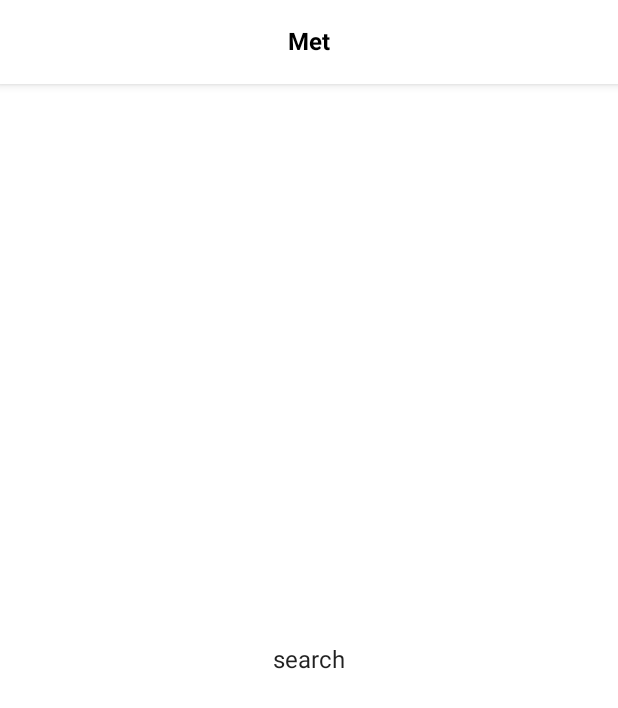
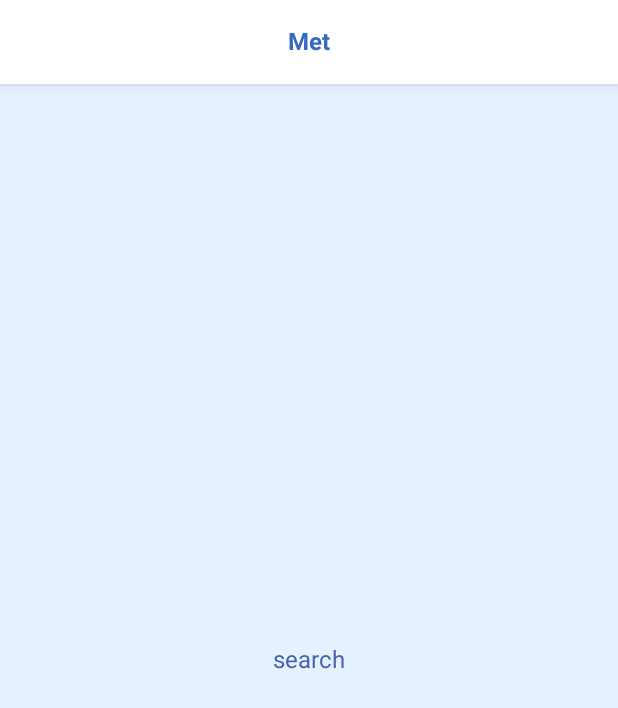
Before and after one commit to amirhosseinghafoorian/MET, an Android app built with Jetpack Compose: the screen it shows after launch (MainActivity), on a phone screen of 412 x 824 dp. Shown: the top 708 px of the screen. Run offline under Robolectric (Android 15) with nearby library versions, the phone set to English and light mode, and no system bars; our stand-ins replace Dagger/Hilt's generated code, accompanist, window size class.

Commit message:
#1-basic-structure - add colors - remove SystemUiControllerManager.kt - update BaseAppState.kt

```diff
--- a/app/src/main/java/com/example/met/MetApp.kt
+++ b/app/src/main/java/com/example/met/MetApp.kt
@@ -14,9 +14,11 @@ fun MetApp(
     MetTheme {
         val systemUiController = rememberSystemUiController()
         val backgroundColor = MaterialTheme.colors.background
+        val surfaceColor = MaterialTheme.colors.surface
 
         SideEffect {
-            systemUiController.setSystemBarsColor(backgroundColor)
+            systemUiController.setStatusBarColor(surfaceColor)
+            systemUiController.setNavigationBarColor(backgroundColor)
         }
 
         AppNavGraph(windowSizeClass)
--- a/core/designsystem/src/main/java/com/example/designsystem/theme/Color.kt
+++ b/core/designsystem/src/main/java/com/example/designsystem/theme/Color.kt
@@ -2,7 +2,14 @@ package com.example.designsystem.theme
 
 import androidx.compose.ui.graphics.Color
 
-val Purple200 = Color(0xFFBB86FC)
-val Purple500 = Color(0xFF6200EE)
-val Purple700 = Color(0xFF3700B3)
-val Teal200 = Color(0xFF03DAC5)
+val Blue50 = Color(0xFFe5f2fd)
+val Blue100 = Color(0xFFC0DFFC)
+
+val Blue800 = Color(0xFF3767c2)
+val Blue900 = Color(0xFF2f49a3)
+
+val Orange800 = Color(0xFFed6131)
+val Orange900 = Color(0xFFe2462d)
+
+val White = Color(0xFFFFFFFF)
+val Black = Color(0xFF000000)
--- a/core/designsystem/src/main/java/com/example/designsystem/theme/Shape.kt
+++ b/core/designsystem/src/main/java/com/example/designsystem/theme/Shape.kt
@@ -5,7 +5,7 @@ import androidx.compose.material.Shapes
 import androidx.compose.ui.unit.dp
 
 val Shapes = Shapes(
-    small = RoundedCornerShape(4.dp),
-    medium = RoundedCornerShape(4.dp),
-    large = RoundedCornerShape(0.dp)
+    small = RoundedCornerShape(8.dp),
+    medium = RoundedCornerShape(16.dp),
+    large = RoundedCornerShape(24.dp)
 )
--- a/core/designsystem/src/main/java/com/example/designsystem/theme/Theme.kt
+++ b/core/designsystem/src/main/java/com/example/designsystem/theme/Theme.kt
@@ -8,24 +8,23 @@ import androidx.compose.runtime.Composable
 import androidx.compose.runtime.CompositionLocalProvider
 
 private val DarkColorPalette = darkColors(
-    primary = Purple200,
-    primaryVariant = Purple700,
-    secondary = Teal200
+    primary = Orange800,
+    primaryVariant = Orange900,
+    secondary = White,
+    surface = Blue800,
+    background = Blue900,
+    onSurface = Blue50,
+    onBackground = Blue100
 )
 
 private val LightColorPalette = lightColors(
-    primary = Purple500,
-    primaryVariant = Purple700,
-    secondary = Teal200
-
-    /* Other default colors to override
-    background = Color.White,
-    surface = Color.White,
-    onPrimary = Color.White,
-    onSecondary = Color.Black,
-    onBackground = Color.Black,
-    onSurface = Color.Black,
-    */
+    primary = Orange800,
+    primaryVariant = Orange900,
+    secondary = Black,
+    surface = White,
+    background = Blue50,
+    onSurface = Blue800,
+    onBackground = Blue900
 )
 
 @Composable
--- a/core/ui/src/main/java/com/example/ui/base/BaseAppState.kt
+++ b/core/ui/src/main/java/com/example/ui/base/BaseAppState.kt
@@ -1,10 +1,8 @@
 package com.example.ui.base
 
-import androidx.compose.material.MaterialTheme
 import androidx.compose.material3.windowsizeclass.WindowSizeClass
 import androidx.compose.runtime.Composable
 import androidx.compose.runtime.remember
-import androidx.compose.ui.graphics.Color
 import androidx.navigation.NavHostController
 import androidx.navigation.compose.currentBackStackEntryAsState
 import androidx.navigation.compose.rememberNavController
@@ -16,18 +14,13 @@ fun rememberBaseAppState(
     windowSizeClass: WindowSizeClass,
     screenTitles: Map<String, Int> = mapOf(),
     screenActionIcons: Map<String, Icon> = mapOf(),
-    statusBarColors: Map<String, Color> = mapOf(),
-    navigationBarColors: Map<String, Color> = mapOf(),
     navigationIconVisibleRoutes: Set<String> = setOf()
 ): BaseAppState {
-    val backgroundColor = MaterialTheme.colors.background
     return remember(
         navController,
         windowSizeClass,
         screenTitles,
         screenActionIcons,
-        statusBarColors,
-        navigationBarColors,
         navigationIconVisibleRoutes
     ) {
         BaseAppState(
@@ -36,7 +29,6 @@ fun rememberBaseAppState(
             screenTitles = screenTitles,
             screenActionIcons = screenActionIcons,
             navigationIconVisibleRoutes = navigationIconVisibleRoutes,
-            backgroundColor = backgroundColor
         )
     }
 }
@@ -46,10 +38,7 @@ class BaseAppState(
     val windowSizeClass: WindowSizeClass,
     private val screenTitles: Map<String, Int> = mapOf(),
     private val screenActionIcons: Map<String, Icon> = mapOf(),
-    private val statusBarColors: Map<String, Color> = mapOf(),
-    private val navigationBarColors: Map<String, Color> = mapOf(),
     private val navigationIconVisibleRoutes: Set<String> = setOf(),
-    private val backgroundColor : Color
 ) {
     private val currentRoute: String?
         @Composable get() = navController
@@ -64,11 +53,5 @@ class BaseAppState(
     val isNavigationIconVisible: Boolean
         @Composable get() = currentRoute?.let { it in navigationIconVisibleRoutes } ?: false
 
-    val statusBarColor : Color
-        @Composable get() = currentRoute?.let { statusBarColors[it] } ?: backgroundColor
-
-    val navigationBarColor : Color
-        @Composable get() = currentRoute?.let { navigationBarColors[it] } ?: backgroundColor
-
     // todo define a variable which defines the screen type using windowSizeClass
 }
--- a/core/ui/src/main/java/com/example/ui/component/AppTopBar.kt
+++ b/core/ui/src/main/java/com/example/ui/component/AppTopBar.kt
@@ -55,7 +55,11 @@ fun AppTopBar(
                         },
                     contentAlignment = Alignment.Center
                 ) {
-                    if (canNavigateBack) Icon(Icons.Default.ArrowBack, contentDescription = null)
+                    if (canNavigateBack) Icon(
+                        imageVector = Icons.Default.ArrowBack,
+                        contentDescription = null,
+                        tint = MaterialTheme.colors.onSurface
+                    )
                 }
 
                 WidthSpacer(MaterialTheme.spacing.medium)
--- a/core/ui/src/main/java/com/example/ui/component/SystemUiControllerManager.kt
+++ /dev/null
@@ -1,23 +0,0 @@
-package com.example.ui.component
-
-import androidx.compose.material.MaterialTheme
-import androidx.compose.runtime.Composable
-import androidx.compose.runtime.LaunchedEffect
-import androidx.compose.ui.graphics.Color
-import com.google.accompanist.systemuicontroller.rememberSystemUiController
-
-@Composable
-fun SystemUiControllerManager(
-    statusBarColor: Color = MaterialTheme.colors.background,
-    navigationBarColor: Color = MaterialTheme.colors.background,
-) {
-    val systemUiController = rememberSystemUiController()
-
-    LaunchedEffect(key1 = statusBarColor) {
-        systemUiController.setStatusBarColor(statusBarColor)
-    }
-
-    LaunchedEffect(key1 = navigationBarColor) {
-        systemUiController.setNavigationBarColor(navigationBarColor)
-    }
-}
--- a/feature/feature-detail/src/main/java/com/example/feature_detail/navigation/DetailNavGraph.kt
+++ b/feature/feature-detail/src/main/java/com/example/feature_detail/navigation/DetailNavGraph.kt
@@ -19,7 +19,6 @@ import com.example.feature_detail.show_image.ShowImageRoute
 import com.example.ui.base.BaseAppState
 import com.example.ui.base.rememberBaseAppState
 import com.example.ui.component.AppTopBar
-import com.example.ui.component.SystemUiControllerManager
 
 fun NavGraphBuilder.detailNavGraph(
     windowSizeClass: WindowSizeClass,
@@ -61,11 +60,6 @@ fun DetailHost(
 ) {
     val scaffoldState = rememberScaffoldState()
     val backStackEntry by baseState.navController.currentBackStackEntryAsState()
-
-    SystemUiControllerManager(
-        statusBarColor = baseState.statusBarColor,
-        navigationBarColor = baseState.navigationBarColor
-    )
 
     Scaffold(
         scaffoldState = scaffoldState,
--- a/feature/feature-search/src/main/java/com/example/feature_search/navigation/SearchNavGraph.kt
+++ b/feature/feature-search/src/main/java/com/example/feature_search/navigation/SearchNavGraph.kt
@@ -13,7 +13,6 @@ import com.example.feature_search.search.SearchRoute
 import com.example.ui.base.BaseAppState
 import com.example.ui.base.rememberBaseAppState
 import com.example.ui.component.AppTopBar
-import com.example.ui.component.SystemUiControllerManager
 
 fun NavGraphBuilder.searchNavGraph(
     windowSizeClass: WindowSizeClass,
@@ -40,11 +39,6 @@ fun SearchHost(
 ) {
     val scaffoldState = rememberScaffoldState()
 
-    SystemUiControllerManager(
-        statusBarColor = baseState.statusBarColor,
-        navigationBarColor = baseState.navigationBarColor
-    )
-
     Scaffold(
         scaffoldState = scaffoldState,
         topBar = {
```
